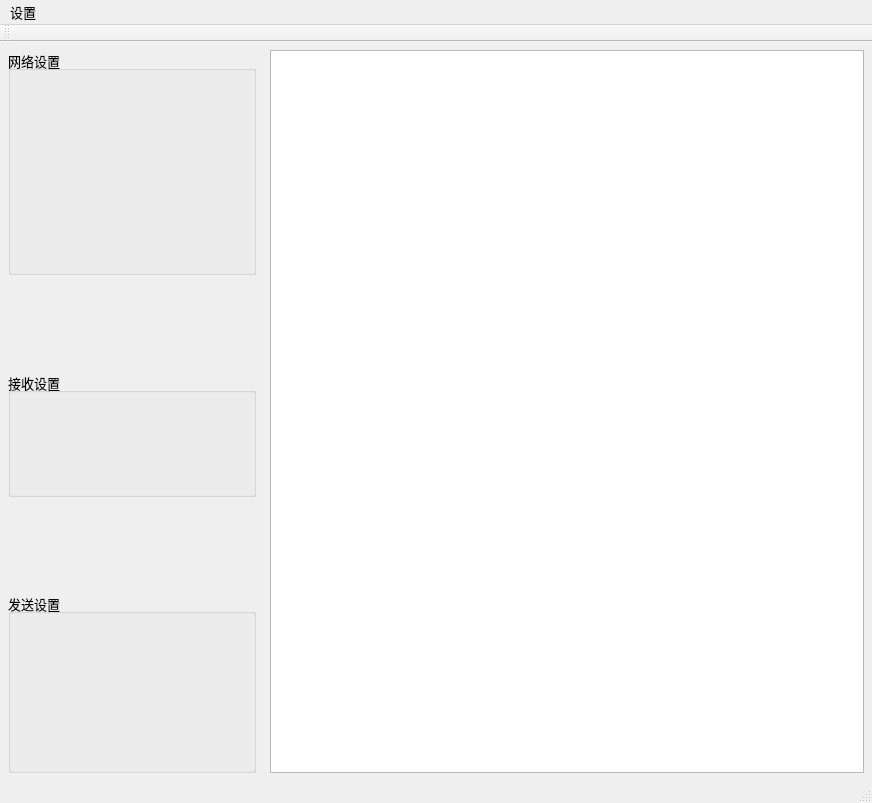
Qt form main_window.ui (652436962/Network_Assistant) before a commit.
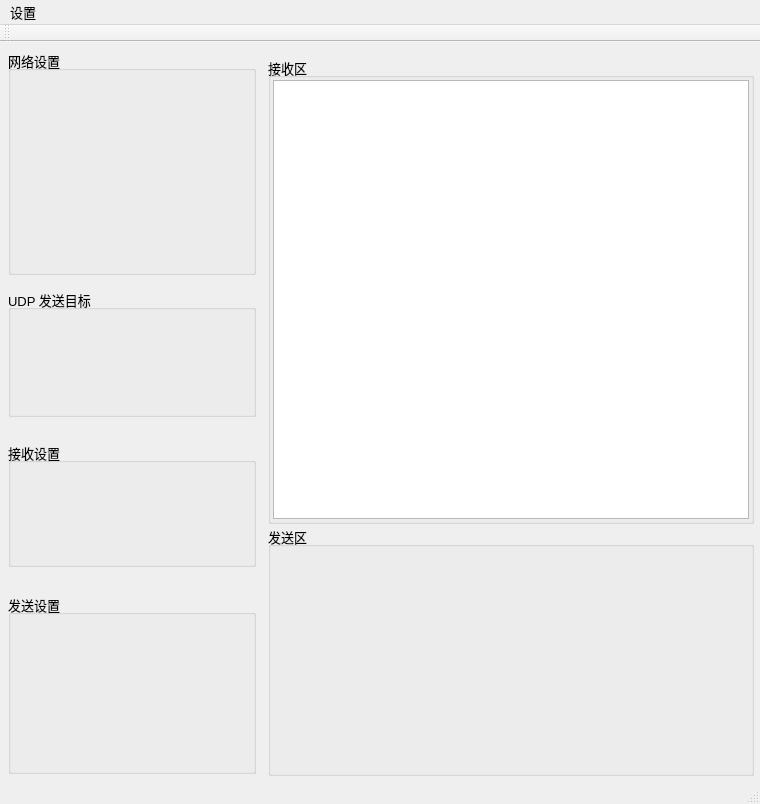
The same form after that commit. Custom widgets are drawn as their Qt base class.

```diff
--- a/main_window.ui
+++ b/main_window.ui
@@ -6,8 +6,8 @@
    <rect>
     <x>0</x>
     <y>0</y>
-    <width>872</width>
-    <height>803</height>
+    <width>760</width>
+    <height>804</height>
    </rect>
   </property>
   <property name="font">
@@ -75,6 +75,32 @@
          </property>
         </widget>
        </item>
+       <item>
+        <spacer name="verticalSpacer_4">
+         <property name="orientation">
+          <enum>Qt::Orientation::Vertical</enum>
+         </property>
+         <property name="sizeHint" stdset="0">
+          <size>
+           <width>20</width>
+           <height>20</height>
+          </size>
+         </property>
+        </spacer>
+       </item>
+       <item>
+        <widget class="TargetBox" name="udpTargetBox">
+         <property name="minimumSize">
+          <size>
+           <width>200</width>
+           <height>128</height>
+          </size>
+         </property>
+         <property name="title">
+          <string>UDP 发送目标</string>
+         </property>
+        </widget>
+       </item>
        <item>
         <spacer name="verticalSpacer">
          <property name="orientation">
@@ -127,6 +153,19 @@
          </property>
         </widget>
        </item>
+       <item>
+        <spacer name="verticalSpacer_3">
+         <property name="orientation">
+          <enum>Qt::Orientation::Vertical</enum>
+         </property>
+         <property name="sizeHint" stdset="0">
+          <size>
+           <width>20</width>
+           <height>10</height>
+          </size>
+         </property>
+        </spacer>
+       </item>
       </layout>
      </widget>
     </item>
@@ -138,27 +177,93 @@
         <height>600</height>
        </size>
       </property>
-      <layout class="QVBoxLayout" name="verticalLayout_2">
+      <layout class="QVBoxLayout" name="verticalLayout_3">
+       <property name="spacing">
+        <number>2</number>
+       </property>
        <property name="leftMargin">
-        <number>4</number>
-       </property>
-       <property name="topMargin">
-        <number>4</number>
+        <number>2</number>
        </property>
        <property name="rightMargin">
-        <number>4</number>
+        <number>2</number>
        </property>
        <property name="bottomMargin">
-        <number>4</number>
+        <number>2</number>
        </property>
        <item>
-        <widget class="ReceiveWidget" name="receive_area">
+        <widget class="QGroupBox" name="groupBox_Receive">
          <property name="minimumSize">
           <size>
-           <width>300</width>
+           <width>325</width>
+           <height>275</height>
+          </size>
+         </property>
+         <property name="title">
+          <string>接收区</string>
+         </property>
+         <layout class="QVBoxLayout" name="verticalLayout_2">
+          <property name="spacing">
+           <number>2</number>
+          </property>
+          <property name="leftMargin">
+           <number>2</number>
+          </property>
+          <property name="topMargin">
+           <number>2</number>
+          </property>
+          <property name="rightMargin">
+           <number>2</number>
+          </property>
+          <property name="bottomMargin">
+           <number>2</number>
+          </property>
+          <item>
+           <widget class="ReceiveWidget" name="receive_area">
+            <property name="minimumSize">
+             <size>
+              <width>300</width>
+              <height>250</height>
+             </size>
+            </property>
+           </widget>
+          </item>
+         </layout>
+        </widget>
+       </item>
+       <item>
+        <widget class="QGroupBox" name="groupBox_Send">
+         <property name="minimumSize">
+          <size>
+           <width>325</width>
            <height>250</height>
           </size>
          </property>
+         <property name="title">
+          <string>发送区</string>
+         </property>
+         <layout class="QVBoxLayout" name="verticalLayout_4">
+          <property name="spacing">
+           <number>2</number>
+          </property>
+          <property name="leftMargin">
+           <number>2</number>
+          </property>
+          <property name="topMargin">
+           <number>2</number>
+          </property>
+          <property name="rightMargin">
+           <number>2</number>
+          </property>
+          <property name="bottomMargin">
+           <number>2</number>
+          </property>
+          <item>
+           <widget class="SingleSendWidget" name="singleSend" native="true"/>
+          </item>
+          <item>
+           <widget class="MultipleSendWidget" name="multipleSend" native="true"/>
+          </item>
+         </layout>
         </widget>
        </item>
       </layout>
@@ -171,7 +276,7 @@
     <rect>
      <x>0</x>
      <y>0</y>
-     <width>872</width>
+     <width>760</width>
      <height>22</height>
     </rect>
    </property>
@@ -262,6 +367,24 @@
    <header>send_settings_box.h</header>
    <container>1</container>
   </customwidget>
+  <customwidget>
+   <class>SingleSendWidget</class>
+   <extends>QWidget</extends>
+   <header>single_send_widget.h</header>
+   <container>1</container>
+  </customwidget>
+  <customwidget>
+   <class>MultipleSendWidget</class>
+   <extends>QWidget</extends>
+   <header>multiple_send_widget.h</header>
+   <container>1</container>
+  </customwidget>
+  <customwidget>
+   <class>TargetBox</class>
+   <extends>QGroupBox</extends>
+   <header>target_box.h</header>
+   <container>1</container>
+  </customwidget>
  </customwidgets>
  <resources/>
  <connections/>
```
Left out of the diff: 18 changed lines with no effect on the pictures.
